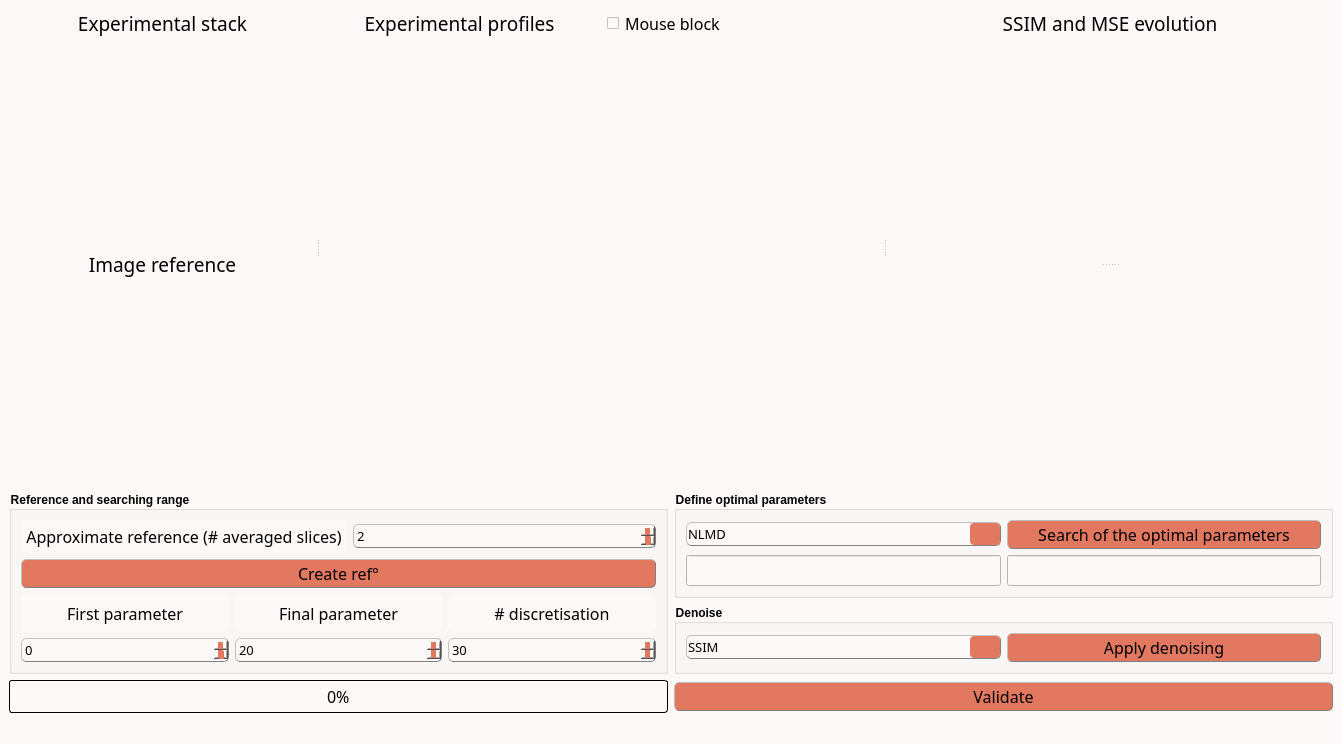
Qt form inichord/Auto_Denoising.ui (Cyril-Langlois/iniCHORD) before a commit.
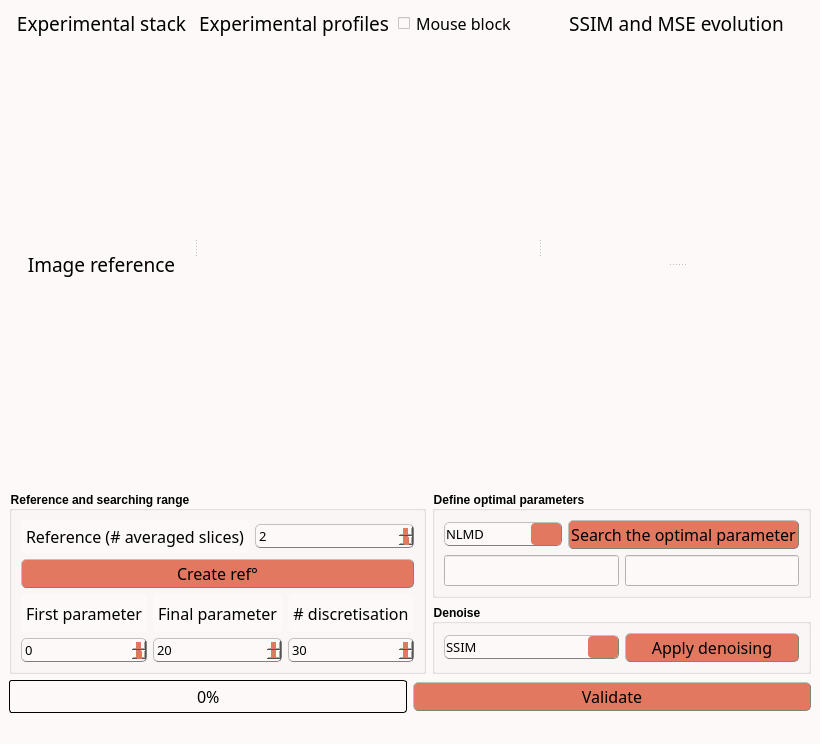
The same form after that commit. Icons and pictures are not drawn. Custom widgets are drawn as their Qt base class.

Patch:
```diff
--- a/inichord/Auto_Denoising.ui
+++ b/inichord/Auto_Denoising.ui
@@ -6,7 +6,7 @@
    <rect>
     <x>0</x>
     <y>0</y>
-    <width>1342</width>
+    <width>753</width>
     <height>713</height>
    </rect>
   </property>
@@ -1100,7 +1100,7 @@
 }</string>
                    </property>
                    <property name="text">
-                    <string>Approximate reference (# averaged slices)</string>
+                    <string>Reference (# averaged slices)</string>
                    </property>
                    <property name="alignment">
                     <set>Qt::AlignCenter</set>
@@ -1451,7 +1451,7 @@
                     <string notr="true"/>
                    </property>
                    <property name="text">
-                    <string>Search of the optimal parameters</string>
+                    <string>Search the optimal parameter</string>
                    </property>
                   </widget>
                  </item>
```
Left out of the diff: 2 changed lines with no effect on the pictures.
